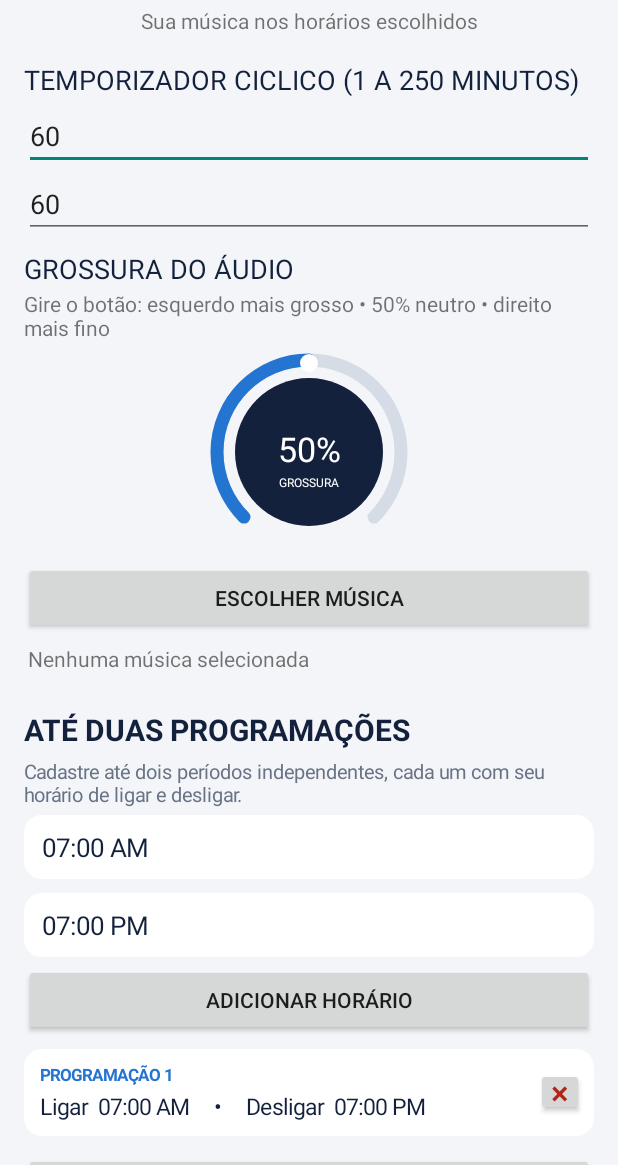
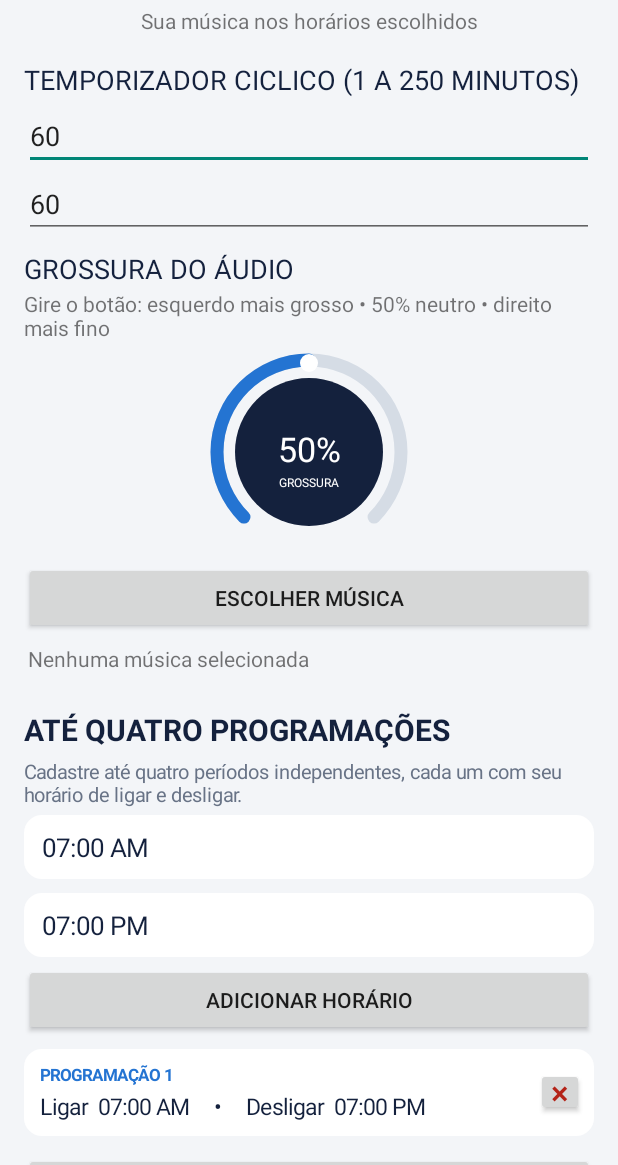
Before and after one commit to marvesanttos-dotcom/contador-flexoes., an Android app: the screen it shows after launch (MainActivity), after a tap on "ADICIONAR HORÁRIO", on a phone screen of 412 x 824 dp, the part 71-1236 px from its top. Run offline under Robolectric (Android 15) with nearby library versions, the phone set to English and light mode, and no system bars; 1 other tap on this screen came first.

Commit message:
Aumenta limite para quatro programações

```diff
--- a/app/src/main/java/br/com/playerprogramado/MainActivity.java
+++ b/app/src/main/java/br/com/playerprogramado/MainActivity.java
@@ -64,8 +64,8 @@ public class MainActivity extends Activity {
             Intent i=new Intent(Intent.ACTION_OPEN_DOCUMENT); i.setType("audio/*"); i.addCategory(Intent.CATEGORY_OPENABLE); i.addFlags(Intent.FLAG_GRANT_READ_URI_PERMISSION|Intent.FLAG_GRANT_PERSISTABLE_URI_PERMISSION); startActivityForResult(i,PICK_AUDIO);
         }); root.addView(pick);
         musicText=new TextView(this); musicText.setPadding(4,10,4,16); root.addView(musicText); updateMusicText();
-        TextView heading=new TextView(this); heading.setText("ATÉ DUAS PROGRAMAÇÕES"); heading.setTextSize(20); heading.setTypeface(null,1); heading.setTextColor(0xFF14213D); heading.setPadding(0,20,0,8); root.addView(heading);
-        TextView scheduleHint=new TextView(this); scheduleHint.setText("Cadastre até dois períodos independentes, cada um com seu horário de ligar e desligar."); scheduleHint.setTextColor(0xFF687386); scheduleHint.setTextSize(13); root.addView(scheduleHint);
+        TextView heading=new TextView(this); heading.setText("ATÉ QUATRO PROGRAMAÇÕES"); heading.setTextSize(20); heading.setTypeface(null,1); heading.setTextColor(0xFF14213D); heading.setPadding(0,20,0,8); root.addView(heading);
+        TextView scheduleHint=new TextView(this); scheduleHint.setText("Cadastre até quatro períodos independentes, cada um com seu horário de ligar e desligar."); scheduleHint.setTextColor(0xFF687386); scheduleHint.setTextSize(13); root.addView(scheduleHint);
         startField=new EditText(this); startField.setSingleLine(true); startField.setHint("Toque para escolher a hora de ligar"); startField.setText("07:00 AM"); styleTimeField(startField); configureTimePicker(startField); root.addView(startField);
         endField=new EditText(this); endField.setSingleLine(true); endField.setHint("Toque para escolher a hora de desligar"); endField.setText("07:00 PM"); styleTimeField(endField); configureTimePicker(endField); root.addView(endField);
         Button add=new Button(this); add.setText("ADICIONAR HORÁRIO"); add.setOnClickListener(v->addSchedule()); root.addView(add);
@@ -119,7 +119,7 @@ public class MainActivity extends Activity {
         }
     }
     private void addSchedule(){
-        if(schedules.size()>=2){ Toast.makeText(this,"Você pode cadastrar no máximo duas programações.",Toast.LENGTH_LONG).show(); return; }
+        if(schedules.size()>=4){ Toast.makeText(this,"Você pode cadastrar no máximo quatro programações.",Toast.LENGTH_LONG).show(); return; }
         String a=to24Hour(startField.getText().toString().trim()), b=to24Hour(endField.getText().toString().trim());
         if(a==null||b==null||a.equals(b)){ Toast.makeText(this,"Escolha horários diferentes.",Toast.LENGTH_LONG).show(); return; }
         schedules.add(new Schedule(a,b)); refreshList(); saveSchedules();
@@ -192,6 +192,6 @@ public class MainActivity extends Activity {
         prefs.edit().putString("schedules",arr.toString()).apply();
     }
     private void loadSchedules(){
-        try { JSONArray a=new JSONArray(prefs.getString("schedules","[]")); for(int i=0;i<a.length() && i<2;i++){JSONObject o=a.getJSONObject(i); schedules.add(new Schedule(o.getString("start"),o.getString("end")));} } catch(Exception ignored){}
+        try { JSONArray a=new JSONArray(prefs.getString("schedules","[]")); for(int i=0;i<a.length() && i<4;i++){JSONObject o=a.getJSONObject(i); schedules.add(new Schedule(o.getString("start"),o.getString("end")));} } catch(Exception ignored){}
     }
 }
```
